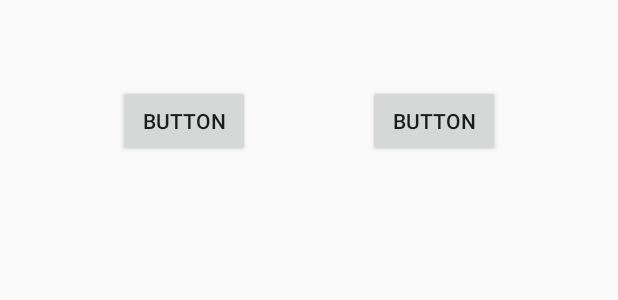
After one commit to miguel0/Feetfall, an Android app: the layout item_decision.xml on its own in the app's theme, with its tools: preview values and no code run, on a phone screen of 412 x 824 dp. The commit adds this screen. Shown: the top 300 px of the screen. Run offline under Robolectric (Android 15) with nearby library versions, the phone set to English and light mode, and no system bars; Roboto replaces fonts that are not available here.

Commit message:
initial stuff for rexycler view

```diff
--- a/app/src/main/java/com/example/feetfall/ApiActivity.java
+++ b/app/src/main/java/com/example/feetfall/ApiActivity.java
@@ -39,7 +39,6 @@ public class ApiActivity extends AppCompatActivity {
                 try {
                     JSONObject data = response.getJSONObject("data");
                     gif = data.getString("image_original_url");
-                    Toast.makeText(ApiActivity.this, gif, Toast.LENGTH_SHORT).show();
                 } catch (JSONException e) {
                     e.printStackTrace();
                 }
--- a/app/src/main/java/com/example/feetfall/GameActivity.java
+++ b/app/src/main/java/com/example/feetfall/GameActivity.java
@@ -9,6 +9,7 @@ import android.os.Bundle;
 import android.preference.PreferenceManager;
 import android.view.Menu;
 import android.view.MenuItem;
+import com.example.feetfall.utils.SaveData;
 
 public class GameActivity extends AppCompatActivity {
 
--- a/app/src/main/java/com/example/feetfall/fragments/StatsFragment.java
+++ b/app/src/main/java/com/example/feetfall/fragments/StatsFragment.java
@@ -8,7 +8,7 @@ import android.view.ViewGroup;
 import android.widget.TextView;
 import com.example.feetfall.GameActivity;
 import com.example.feetfall.R;
-import com.example.feetfall.SaveData;
+import com.example.feetfall.utils.SaveData;
 import butterknife.BindView;
 import butterknife.ButterKnife;
 import butterknife.OnClick;
--- a/app/src/main/java/com/example/feetfall/SaveData.java
+++ b/app/src/main/java/com/example/feetfall/utils/SaveData.java
@@ -1,4 +1,4 @@
-package com.example.feetfall;
+package com.example.feetfall.utils;
 
 public class SaveData {
     // Stats
--- /dev/null
+++ b/app/src/main/res/layout/item_decision.xml
@@ -0,0 +1,53 @@
+<?xml version="1.0" encoding="utf-8"?>
+<androidx.constraintlayout.widget.ConstraintLayout xmlns:android="http://schemas.android.com/apk/res/android"
+    xmlns:app="http://schemas.android.com/apk/res-auto"
+    xmlns:tools="http://schemas.android.com/tools"
+    android:layout_width="match_parent"
+    android:layout_height="match_parent">
+
+    <TextView
+        android:id="@+id/tvDecFirst"
+        android:layout_width="0dp"
+        android:layout_height="wrap_content"
+        android:layout_marginStart="16dp"
+        android:layout_marginTop="16dp"
+        android:layout_marginEnd="16dp"
+        android:textSize="18sp"
+        app:layout_constraintEnd_toEndOf="parent"
+        app:layout_constraintStart_toStartOf="parent"
+        app:layout_constraintTop_toTopOf="parent" />
+
+    <Button
+        android:id="@+id/btDec1"
+        android:layout_width="wrap_content"
+        android:layout_height="wrap_content"
+        android:layout_marginTop="16dp"
+        android:text="Button"
+        app:layout_constraintEnd_toStartOf="@+id/btDec2"
+        app:layout_constraintHorizontal_bias="0.5"
+        app:layout_constraintStart_toStartOf="parent"
+        app:layout_constraintTop_toBottomOf="@+id/tvDecFirst" />
+
+    <Button
+        android:id="@+id/btDec2"
+        android:layout_width="wrap_content"
+        android:layout_height="wrap_content"
+        android:layout_marginTop="16dp"
+        android:text="Button"
+        app:layout_constraintEnd_toEndOf="parent"
+        app:layout_constraintHorizontal_bias="0.5"
+        app:layout_constraintStart_toEndOf="@+id/btDec1"
+        app:layout_constraintTop_toBottomOf="@+id/tvDecFirst" />
+
+    <TextView
+        android:id="@+id/tvDecSec"
+        android:layout_width="0dp"
+        android:layout_height="wrap_content"
+        android:layout_marginStart="16dp"
+        android:layout_marginTop="16dp"
+        android:layout_marginEnd="16dp"
+        android:textSize="18sp"
+        app:layout_constraintEnd_toEndOf="parent"
+        app:layout_constraintStart_toStartOf="parent"
+        app:layout_constraintTop_toBottomOf="@+id/btDec1" />
+</androidx.constraintlayout.widget.ConstraintLayout>
```
Also changed, not shown: app/src/main/java/com/example/feetfall/utils/Decision.java (added, +38 -0 lines), app/src/main/java/com/example/feetfall/utils/DecisionAdapter.java (added, +62 -0 lines), app/src/main/java/com/example/feetfall/utils/DecisionButton.java (added, +15 -0 lines), app/src/main/res/layout/activity_game.xml (+9 -0 lines).
